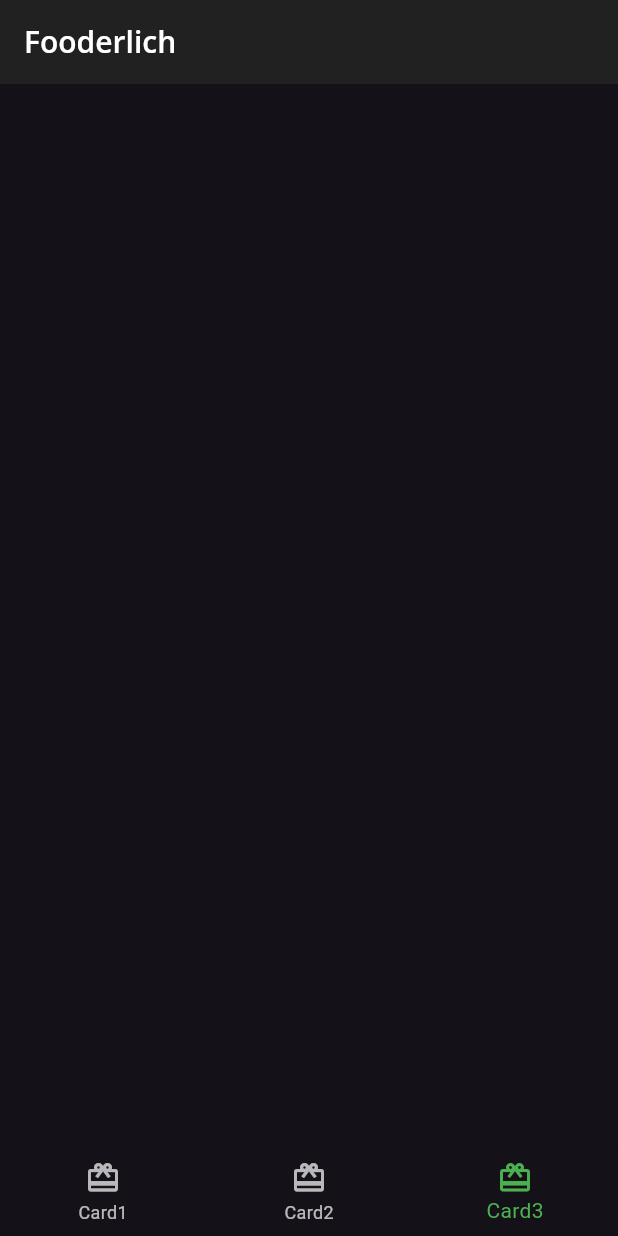
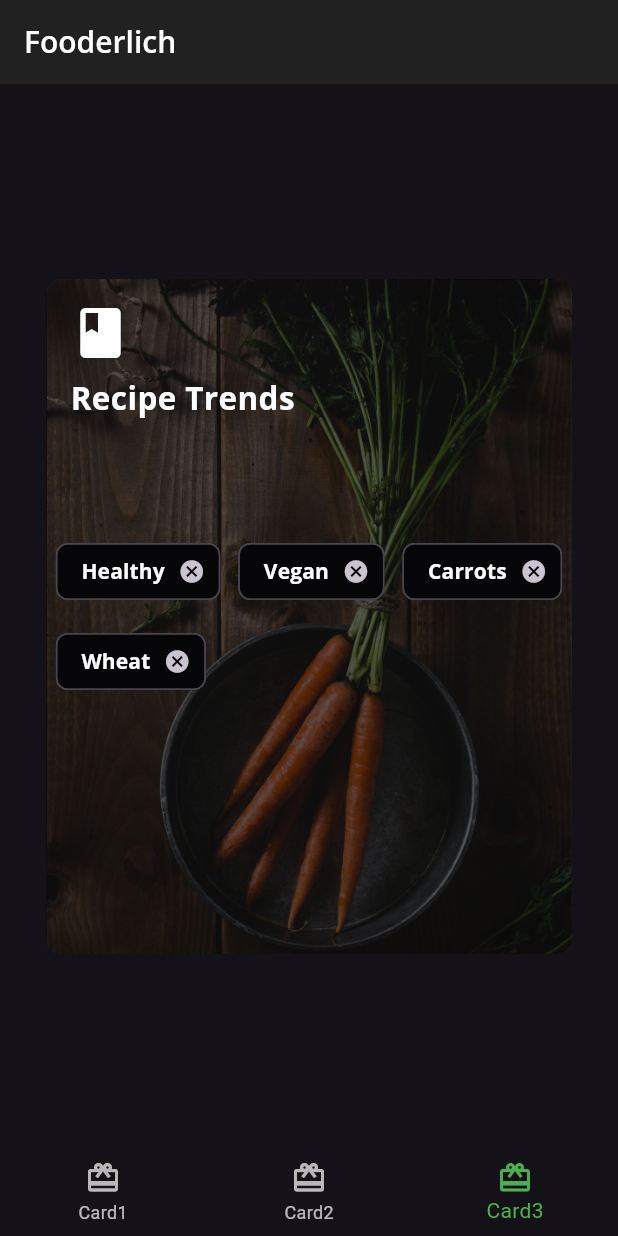
Before and after one commit to MichelePRC/kodeco-codelab2-fooderlich, a Flutter app: the screen it shows after launch, item 3 of the bottom bar chosen, on a phone screen of 412 x 824 dp. Run offline on Flutter 3.47's test engine with Material 3 defaults, Android fonts, the phone set to English and light mode, and no system bars; our stand-ins replace google_fonts.

Commit message:
card3 completed added

```diff
--- /dev/null
+++ b/lib/card3.dart
@@ -0,0 +1,83 @@
+import 'dart:developer';
+import 'package:flutter/material.dart';
+import 'fooderlich_theme.dart';
+
+class Card3 extends StatelessWidget {
+  const Card3({super.key});
+
+  @override
+  Widget build(BuildContext context) {
+    return Center(
+      child: Container(
+        constraints: BoxConstraints.expand(width: 350, height: 450),
+        decoration: BoxDecoration(
+            image: DecorationImage(
+                image: AssetImage('assets/mag2.png'), fit: BoxFit.cover),
+            borderRadius: BorderRadius.all(Radius.circular(10))),
+        child: Stack(
+          children: [
+            Container(
+              decoration: BoxDecoration(
+                  color: Colors.black.withOpacity(0.6),
+                  borderRadius: BorderRadius.all(Radius.circular(10))),
+            ),
+            Container(
+              padding: EdgeInsets.all(16),
+              child: Column(
+                crossAxisAlignment: CrossAxisAlignment.start,
+                children: [
+                  Icon(Icons.book, color: Colors.white, size: 40),
+                  SizedBox(height: 8),
+                  Text('Recipe Trends',
+                      style: FooderlichTheme.darkTextTheme.displayMedium),
+                  SizedBox(height: 30),
+                ],
+              ),
+            ),
+            Center(
+              child: Wrap(
+                alignment: WrapAlignment.start,
+                spacing: 12,
+                runSpacing: 12,
+                children: [
+                  Chip(
+                    label: Text('Healthy',
+                        style: FooderlichTheme.darkTextTheme.bodyLarge),
+                    backgroundColor: Colors.black.withOpacity(0.7),
+                    onDeleted: () {
+                      log('delete');
+                    },
+                  ),
+                  Chip(
+                    label: Text('Vegan',
+                        style: FooderlichTheme.darkTextTheme.bodyLarge),
+                    backgroundColor: Colors.black.withOpacity(0.7),
+                    onDeleted: () {
+                      log('delete');
+                    },
+                  ),
+                  Chip(
+                    label: Text('Carrots',
+                        style: FooderlichTheme.darkTextTheme.bodyLarge),
+                    backgroundColor: Colors.black.withOpacity(0.7),
+                    onDeleted: () {
+                      log('delete');
+                    },
+                  ),
+                  Chip(
+                    label: Text('Wheat',
+                        style: FooderlichTheme.darkTextTheme.bodyLarge),
+                    backgroundColor: Colors.black.withOpacity(0.7),
+                    onDeleted: () {
+                      log('delete');
+                    },
+                  ),
+                ],
+              ),
+            )
+          ],
+        ),
+      ),
+    );
+  }
+}
--- a/lib/home.dart
+++ b/lib/home.dart
@@ -3,6 +3,7 @@
 import 'package:flutter/material.dart';
 import 'card1.dart';
 import 'card2.dart';
+import 'card3.dart';
 
 class Home extends StatefulWidget {
   const Home({super.key});
@@ -18,10 +19,7 @@ class _HomeState extends State<Home> {
     //TO-DO Replace with Card1
     Card1(),
     Card2(),
-    Container(),
-    Container(
-      color: Colors.blue,
-    ),
+    Card3(),
   ];
 
   void _onItemTapped(int index) {
```
Also changed, not shown: lib/card2.dart (+27 -1 lines), 3 other files.
